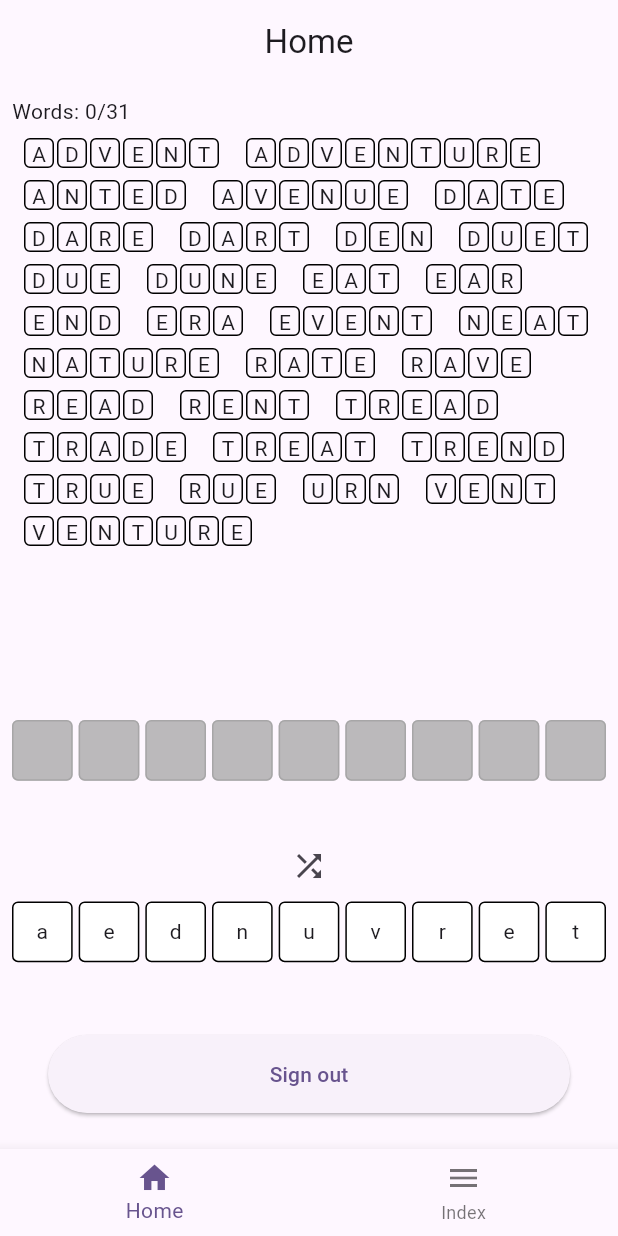
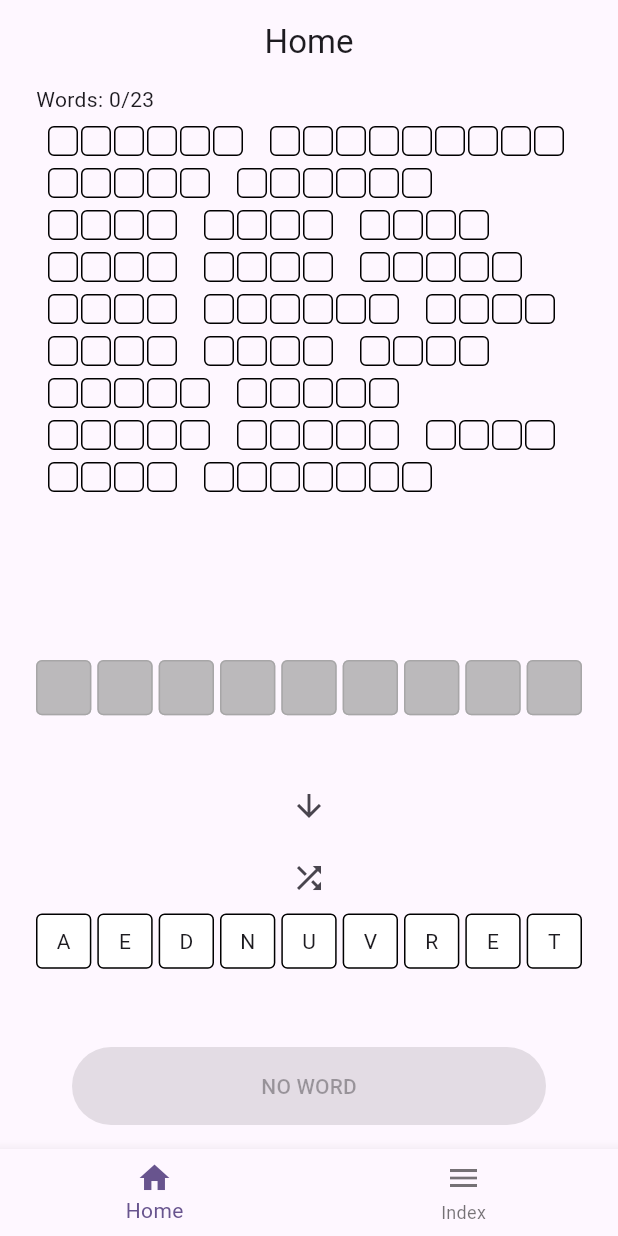
Before and after one commit to DanielSeldura/mobile-3-session-1-stateful-management, a Flutter app: the screen it shows once a user with an empty profile is signed in, after a tap on the "shuffle" icon, on a phone screen of 412 x 824 dp. Run offline on Flutter 3.47's test engine with Material 3 defaults, Android fonts, the phone set to English and light mode, and no system bars; our stand-ins replace cloud_firestore, equatable, firebase_auth, firebase_core, firebase_storage, flutter_spinkit and 6 more; missing offline and left inert: github_sign_in_plus; accounts and stored records are empty.

Commit message:
Text Twist

```diff
--- a/lib/src/screens/word_shuffle/word_shuffle.screen.dart
+++ b/lib/src/screens/word_shuffle/word_shuffle.screen.dart
@@ -1,10 +1,8 @@
-import 'dart:math';
-
 import 'package:flutter/material.dart';
-import 'package:state_change_demo/src/controllers/auth_controller.dart';
-import 'package:state_change_demo/src/dialogs/waiting_dialog.dart';
 
 class WordShuffleScreen extends StatelessWidget {
+  static const String route = "/wordShuffle";
+  static const String name = "Word Shuffle";
   const WordShuffleScreen({super.key});
 
   @override
@@ -20,13 +18,8 @@ class WordShuffleScreen extends StatelessWidget {
 
 List<T> scramble<T>(Iterable<T> items) {
   List<T> list = items.toList();
-  Random random = Random();
-  for (int i = list.length - 1; i > 0; i--) {
-    int j = random.nextInt(i + 1);
-    T temp = list[i];
-    list[i] = list[j];
-    list[j] = temp;
-  }
+  list.shuffle();
+
   return list;
 }
 
@@ -37,16 +30,20 @@ class WordShuffle extends StatefulWidget {
   State<WordShuffle> createState() => _WordShuffleState();
 }
 
+///bug 1 shuffle is overwriting letters DONE
+///bug 2, moving letters from row1 entry to row2 entry messes something up??? DONE
+
 class _WordShuffleState extends State<WordShuffle> {
   late String finalWord;
   late List<String> words;
+  List<String> submittedWords = [];
   late Map<int, String?> tiles;
   late Map<int, String?> tileDestinations;
 
   @override
   void initState() {
     super.initState();
-    finalWord = 'adventure';
+    finalWord = 'adventure'.toUpperCase();
     words = [
       "advent",
       "adventure",
@@ -77,22 +74,25 @@ class _WordShuffleState extends State<WordShuffle> {
       "true",
       "rue",
       "urn",
+      "van",
       "vent",
       "venture"
-    ];
-    tiles = {for (int i = 0; i < finalWord.characters.length; i++) i: scramble(finalWord.characters).elementAt(i)};
+    ].map((e) => e.toUpperCase()).where((e) => e.length >= 4).toList();
+    List<String> initialScramble = scramble(finalWord.characters).map((e) => e.toString()).toList();
+    print(initialScramble);
+    tiles = {for (int i = 0; i < finalWord.characters.length; i++) i: initialScramble.elementAt(i)};
     tileDestinations = {for (int i = 0; i < finalWord.characters.length; i++) i: null};
   }
 
   @override
   Widget build(BuildContext context) {
     return Padding(
-      padding: const EdgeInsets.all(8.0),
+      padding: const EdgeInsets.symmetric(horizontal: 24),
       child: Column(
         crossAxisAlignment: CrossAxisAlignment.stretch,
         children: [
           Row(
-            children: [Text("Words: 0/${words.length}")],
+            children: [Text("Words: ${submittedWords.length}/${words.length}")],
           ),
           AspectRatio(
             aspectRatio: 1,
@@ -101,22 +101,7 @@ class _WordShuffleState extends State<WordShuffle> {
               child: Wrap(
                 runSpacing: 8,
                 spacing: 16,
-                children: [
-                  for (String word in words)
-                    Row(
-                      mainAxisSize: MainAxisSize.min,
-                      children: [
-                        for (String letter in word.characters)
-                          Container(
-                            height: 20,
-                            width: 20,
-                            margin: const EdgeInsets.only(right: 2),
-                            decoration: BoxDecoration(border: Border.all(), borderRadius: BorderRadius.circular(4)),
-                            child: Center(child: Text(letter.toUpperCase())),
-                          )
-                      ],
-                    )
-                ],
+                children: [for (String word in words) buildValidWord(word, submittedWords.contains(word))],
               ),
             ),
           ),
@@ -128,18 +113,23 @@ class _WordShuffleState extends State<WordShuffle> {
               crossAxisSpacing: 4,
               physics: const NeverScrollableScrollPhysics(),
               children: [
-                for (MapEntry<int, String?> tile in tileDestinations.entries)
+                for (MapEntry<int, String?> tileD in tileDestinations.entries)
                   LayoutBuilder(builder: (context, constraints) {
-                    if (tile.value == null) {
-                      return DragTarget<MapEntry<int, String?>>(
+                    if (tileD.value == null) {
+                      return DragTarget<(bool, MapEntry<int, String?>)>(
                         onWillAcceptWithDetails: (details) {
-                          return tile.value == null;
+                          return tileD.value == null;
                         },
                         onAcceptWithDetails: (acceptDetails) {
                           if (mounted) {
                             setState(() {
-                              tileDestinations[tile.key] = acceptDetails.data.value;
-                              tiles[acceptDetails.data.key] = null;
+                              if (acceptDetails.data.$1 == true) {
+                                tileDestinations[tileD.key] = acceptDetails.data.$2.value;
+                                tileDestinations[acceptDetails.data.$2.key] = null;
+                              } else {
+                                tileDestinations[tileD.key] = acceptDetails.data.$2.value;
+                                tiles[acceptDetails.data.$2.key] = null;
+                              }
                             });
                           }
                         },
@@ -156,12 +146,12 @@ class _WordShuffleState extends State<WordShuffle> {
                         },
                       );
                     }
-                    return Draggable<MapEntry<int, String?>>(
-                      data: tile,
+                    return Draggable<(bool, MapEntry<int, String?>)>(
+                      data: (true, tileD), // (String,int,Text)
                       feedback: Container(
                         constraints: constraints,
                         decoration: BoxDecoration(color: Colors.white, border: Border.all(), borderRadius: BorderRadius.circular(4)),
-                        child: Center(child: Text(tile.value ?? '')),
+                        child: Center(child: Text(tileD.value ?? '')),
                       ),
                       childWhenDragging: Container(
                         constraints: constraints,
@@ -175,12 +165,16 @@ class _WordShuffleState extends State<WordShuffle> {
                       child: Container(
                         constraints: constraints,
                         decoration: BoxDecoration(color: Colors.white, border: Border.all(), borderRadius: BorderRadius.circular(4)),
-                        child: Center(child: Text(tile.value ?? '')),
+                        child: Center(child: Text(tileD.value ?? '')),
                       ),
                     );
                   }),
               ],
             ),
+          ),
+          Row(
+            mainAxisAlignment: MainAxisAlignment.center,
+            children: [IconButton(onPressed: resetInput, icon: const Icon(Icons.arrow_downward))],
           ),
           Row(
             mainAxisAlignment: MainAxisAlignment.center,
@@ -197,15 +191,20 @@ class _WordShuffleState extends State<WordShuffle> {
                 for (MapEntry<int, String?> tile in tiles.entries)
                   LayoutBuilder(builder: (context, constraints) {
                     if (tile.value == null) {
-                      return DragTarget<MapEntry<int, String?>>(
+                      return DragTarget<(bool, MapEntry<int, String?>)>(
                         onWillAcceptWithDetails: (details) {
                           return tile.value == null;
                         },
                         onAcceptWithDetails: (acceptDetails) {
                           if (mounted) {
                             setState(() {
-                              tiles[tile.key] = acceptDetails.data.value;
-                              tileDestinations[acceptDetails.data.key] = null;
+                              if (acceptDetails.data.$1 == false) {
+                                tiles[tile.key] = acceptDetails.data.$2.value;
+                                tiles[acceptDetails.data.$2.key] = null;
+                              } else {
+                                tiles[tile.key] = acceptDetails.data.$2.value;
+                                tileDestinations[acceptDetails.data.$2.key] = null;
+                              }
                             });
                           }
                         },
@@ -222,8 +221,8 @@ class _WordShuffleState extends State<WordShuffle> {
                         },
                       );
                     }
-                    return Draggable<MapEntry<int, String?>>(
-                      data: tile,
+                    return Draggable<(bool, MapEntry<int, String?>)>(
+                      data: (false, tile),
                       feedback: Container(
                         constraints: constraints,
                         decoration: BoxDecoration(color: Colors.white, border: Border.all(), borderRadius: BorderRadius.circular(4)),
@@ -238,10 +237,13 @@ class _WordShuffleState extends State<WordShuffle> {
                             color: Colors.grey.withOpacity(0.7),
                             borderRadius: BorderRadius.circular(4)),
                       ),
-                      child: Container(
-                        constraints: constraints,
-                        decoration: BoxDecoration(color: Colors.white, border: Border.all(), borderRadius: BorderRadius.circular(4)),
-                        child: Center(child: Text(tile.value ?? '')),
+                      child: GestureDetector(
+                        onTap: () => handleOnTap(tile),
+                        child: Container(
+                          constraints: constraints,
+                          decoration: BoxDecoration(color: Colors.white, border: Border.all(), borderRadius: BorderRadius.circular(4)),
+                          child: Center(child: Text(tile.value ?? '')),
+                        ),
                       ),
                     );
                   }),
@@ -253,16 +255,76 @@ class _WordShuffleState extends State<WordShuffle> {
               margin: const EdgeInsets.symmetric(horizontal: 24, vertical: 16),
               height: 52,
               child: ElevatedButton(
-                onPressed: () {
-                  WaitingDialog.show(context, future: AuthController.I.logout());
-                },
-                child: const Text("Sign out"),
+                onPressed: isValidWord() ? handleSubmit : null,
+                child: Text(currentWord().isNotEmpty ? currentWord() : "NO WORD"),
               ),
             ),
           ),
         ],
       ),
     );
+  }
+
+  Row buildValidWord(String word, [bool visible = false]) {
+    return Row(
+      mainAxisSize: MainAxisSize.min,
+      children: [
+        for (String letter in word.characters)
+          Container(
+            height: 20,
+            width: 20,
+            margin: const EdgeInsets.only(right: 2),
+            decoration: BoxDecoration(border: Border.all(), borderRadius: BorderRadius.circular(4)),
+            child: Center(child: Text(visible ? letter : '')),
+          )
+      ],
+    );
+  }
+
+  void handleSubmit() {
+    submittedWords.add(currentWord());
+    submittedWords = Set<String>.from(submittedWords).toList();
+    resetInput();
+  }
+
+  void resetInput() {
+    for (MapEntry<int, String?> mapEntry in tileDestinations.entries) {
+      if (mapEntry.value == null) continue;
+      for (MapEntry<int, String?> handEntry in tiles.entries) {
+        if (handEntry.value != null) continue;
+        tiles[handEntry.key] = mapEntry.value;
+        tileDestinations[mapEntry.key] = null;
+        break;
+      }
+    }
+    setState(() {});
+  }
+
+  handleOnTap(MapEntry<int, String?> tile) {
+    if (tile.value == null) return;
+    for (MapEntry<int, String?> mapEntry in tileDestinations.entries) {
+      if (mapEntry.value != null) continue;
+      tileDestinations[mapEntry.key] = tile.value;
+      tiles[tile.key] = null;
+      break;
+    }
+    setState(() {});
+  }
+
+  String currentWord() => tileDestinations.values.map((e) => e ?? ' ').join("").trim();
+
+  bool isValidWord() {
+    List<String> word = tileDestinations.values.map((e) => e ?? ' ').toList();
+
+    /// [" "," ","a","b","c"," ","d"," ",]
+    String finalWord = word.join('');
+
+    /// "  abc d "
+    finalWord = finalWord.trim();
+
+    /// "abc d"
+    if (finalWord.contains(" ")) return false;
+    return words.contains(finalWord);
   }
 
   void shuffleTiles() {
```
Also changed, not shown: lib/src/routing/router.dart (+3 -10 lines).
